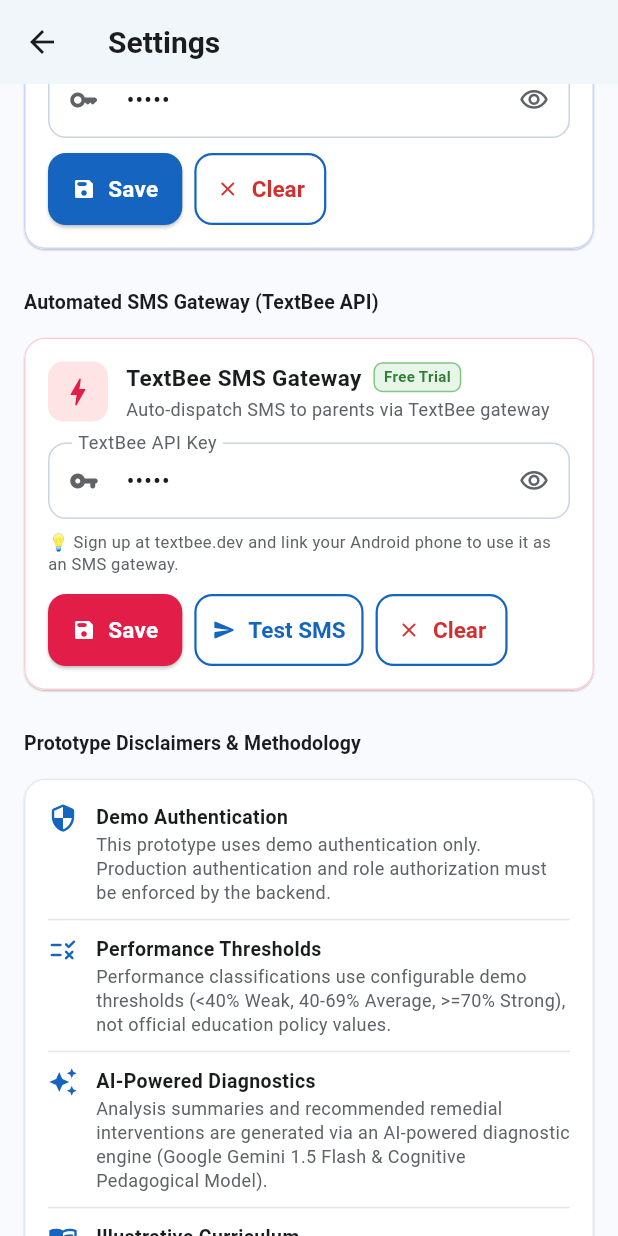
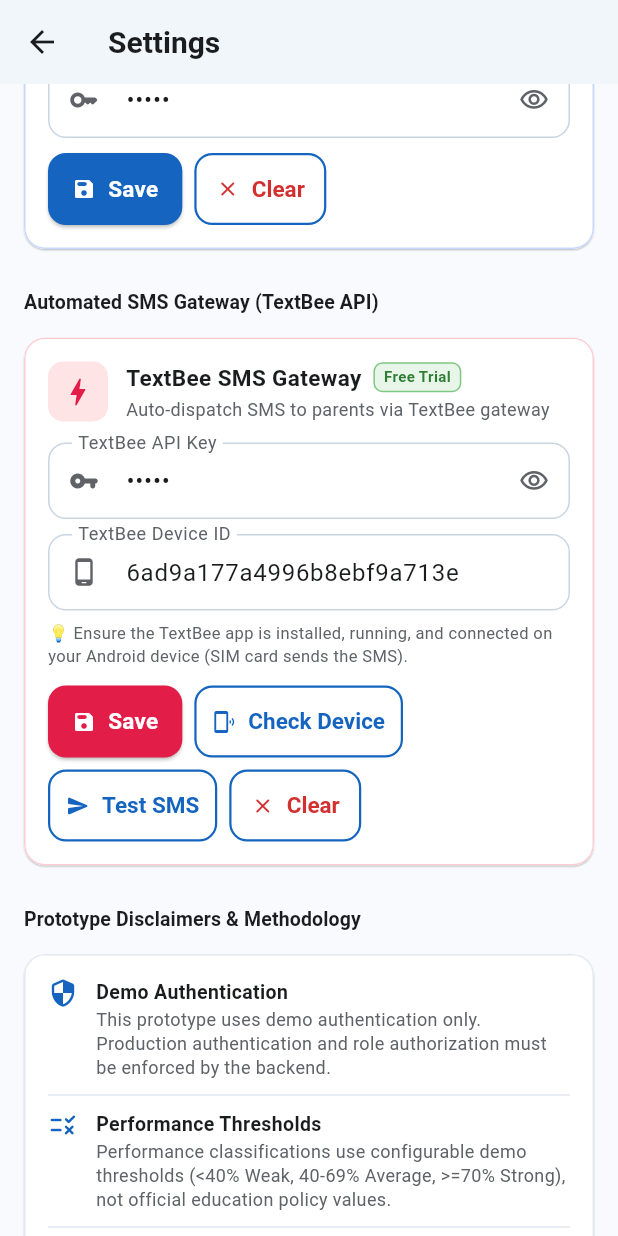
Before and after one commit to kananishubham16/app, a Flutter app: the SettingsScreen screen opened by its route, scrolled down 576 dp, on a phone screen of 412 x 824 dp. Run offline on Flutter 3.47's test engine with Material 3 defaults, Android fonts, the phone set to English and light mode, and no system bars; our stand-ins replace flutter_dotenv, google_generative_ai, shared_preferences; accounts and stored records are empty.

Commit message:
Configure TextBee Device ID (6ad9a177a4996b8ebf9a713e), add device status checker and validation

```diff
--- a/lib/screens/profile/settings_screen.dart
+++ b/lib/screens/profile/settings_screen.dart
@@ -28,8 +28,10 @@
   final _apiKeyController = TextEditingController();
   bool _obscureApiKey = true;
   final _textBeeKeyController = TextEditingController();
+  final _textBeeDeviceIdController = TextEditingController();
   bool _obscureTextBeeKey = true;
   bool _isTestingSms = false;
+  bool _isCheckingDevice = false;
 
   @override
   void initState() {
@@ -42,10 +44,12 @@
     final key = await aiService.getApiKey();
     final textBee = TextBeeService();
     final smsKey = await textBee.getApiKey();
+    final devId = await textBee.getDeviceId();
     if (mounted) {
       setState(() {
         if (key != null) _apiKeyController.text = key;
         if (smsKey != null) _textBeeKeyController.text = smsKey;
+        _textBeeDeviceIdController.text = devId;
       });
     }
   }
@@ -54,6 +58,7 @@
   void dispose() {
     _apiKeyController.dispose();
     _textBeeKeyController.dispose();
+    _textBeeDeviceIdController.dispose();
     super.dispose();
   }
 
@@ -81,21 +86,53 @@
   Future<void> _saveTextBeeKey() async {
     final isGu = Localizations.localeOf(context).languageCode == 'gu';
     final text = _textBeeKeyController.text.trim();
+    final devId = _textBeeDeviceIdController.text.trim();
     final textBee = TextBeeService();
     await textBee.setApiKey(text.isEmpty ? null : text);
+    await textBee.setDeviceId(devId.isEmpty ? null : devId);
     if (mounted) {
       ScaffoldMessenger.of(context).showSnackBar(
         SnackBar(
           content: Text(
             text.isEmpty
-                ? (isGu ? 'TextBee કી દૂર કરવામાં આવી' : 'TextBee API Key cleared')
-                : (isGu ? 'TextBee કી સફળતાપૂર્વક સાચવવામાં આવી' : 'TextBee API Key saved successfully'),
+                ? (isGu ? 'TextBee કી દૂર કરવામાં આવી' : 'TextBee settings cleared')
+                : (isGu ? 'TextBee કન્ફિગરેશન સફળતાપૂર્વક સાચવવામાં આવ્યું' : 'TextBee settings saved successfully'),
           ),
           backgroundColor: const Color(0xFFE11D48),
         ),
       );
       setState(() {});
     }
+  }
+
+  Future<void> _checkDeviceConnection() async {
+    final isGu = Localizations.localeOf(context).languageCode == 'gu';
+    final key = _textBeeKeyController.text.trim();
+    if (key.isEmpty) {
+      ScaffoldMessenger.of(context).showSnackBar(
+        SnackBar(
+          content: Text(isGu ? 'પહેલાં TextBee API કી દાખલ કરો' : 'Please enter a TextBee API Key first'),
+          backgroundColor: Colors.amber.shade800,
+        ),
+      );
+      return;
+    }
+
+    setState(() => _isCheckingDevice = true);
+    final textBee = TextBeeService(
+      apiKey: key,
+      deviceId: _textBeeDeviceIdController.text.trim(),
+    );
+    final result = await textBee.checkDeviceStatus();
+    if (!mounted) return;
+    setState(() => _isCheckingDevice = false);
+
+    ScaffoldMessenger.of(context).showSnackBar(
+      SnackBar(
+        content: Text(result.message),
+        backgroundColor: result.success ? Colors.green.shade700 : Colors.red.shade700,
+      ),
+    );
   }
 
   Future<void> _testTextBee() async {
@@ -162,7 +199,11 @@
     if (targetPhone == null || targetPhone.isEmpty || !mounted) return;
 
     setState(() => _isTestingSms = true);
-    final textBee = TextBeeService(apiKey: key);
+    final devId = _textBeeDeviceIdController.text.trim();
+    final textBee = TextBeeService(
+      apiKey: key,
+      deviceId: devId.isNotEmpty ? devId : null,
+    );
     final result = await textBee.sendSms(
       phone: targetPhone,
       message: isGu
@@ -613,11 +654,22 @@
                       isDense: true,
                     ),
                   ),
+                  const SizedBox(height: 10),
+                  TextField(
+                    controller: _textBeeDeviceIdController,
+                    decoration: InputDecoration(
+                      labelText: isGu ? 'TextBee ડિવાઇસ ID' : 'TextBee Device ID',
+                      hintText: 'e.g. 6ad9a177a4996b8ebf9a713e',
+                      prefixIcon: const Icon(Icons.phone_android_rounded, size: 20),
+                      border: OutlineInputBorder(borderRadius: BorderRadius.circular(10)),
+                      isDense: true,
+                    ),
+                  ),
                   const SizedBox(height: 8),
                   Text(
                     isGu
-                        ? '💡 textbee.dev પર સાઇન-અપ કરીને તમારી API કી મેળવો. તમારા Android ફોનને SMS ગેટવે તરીકે વાપરો.'
-                        : '💡 Sign up at textbee.dev and link your Android phone to use it as an SMS gateway.',
+                        ? '💡 textbee.dev પર સાઇન-અપ કરીને તમારી API કી અને ડિવાઇસ ID મેળવો. તમારા Android ફોન પર TextBee ઍપ ચાલુ હોવી જરૂરી છે.'
+                        : '💡 Ensure the TextBee app is installed, running, and connected on your Android device (SIM card sends the SMS).',
                     style: const TextStyle(fontSize: 11, color: AppColors.textSecondary),
                   ),
                   const SizedBox(height: 12),
@@ -634,6 +686,20 @@
                           padding: const EdgeInsets.symmetric(horizontal: 16, vertical: 8),
                         ),
                         onPressed: _saveTextBeeKey,
+                      ),
+                      OutlinedButton.icon(
+                        icon: _isCheckingDevice
+                            ? const SizedBox(
+                                width: 14,
+                                height: 14,
+                                child: CircularProgressIndicator(strokeWidth: 2),
+                              )
+                            : const Icon(Icons.phonelink_ring_rounded, size: 16),
+                        label: Text(isGu ? 'ડિવાઇસ સ્થિતિ' : 'Check Device'),
+                        style: OutlinedButton.styleFrom(
+                          padding: const EdgeInsets.symmetric(horizontal: 12, vertical: 8),
+                        ),
+                        onPressed: _isCheckingDevice ? null : _checkDeviceConnection,
                       ),
                       OutlinedButton.icon(
                         icon: _isTestingSms
@@ -659,6 +725,7 @@
                           ),
                           onPressed: () {
                             _textBeeKeyController.clear();
+                            _textBeeDeviceIdController.clear();
                             _saveTextBeeKey();
                           },
                         ),
```
Also changed, not shown: lib/services/bilingual_notification_service.dart (+26 -9 lines), lib/services/textbee_service.dart (+110 -8 lines), 1 other file.
